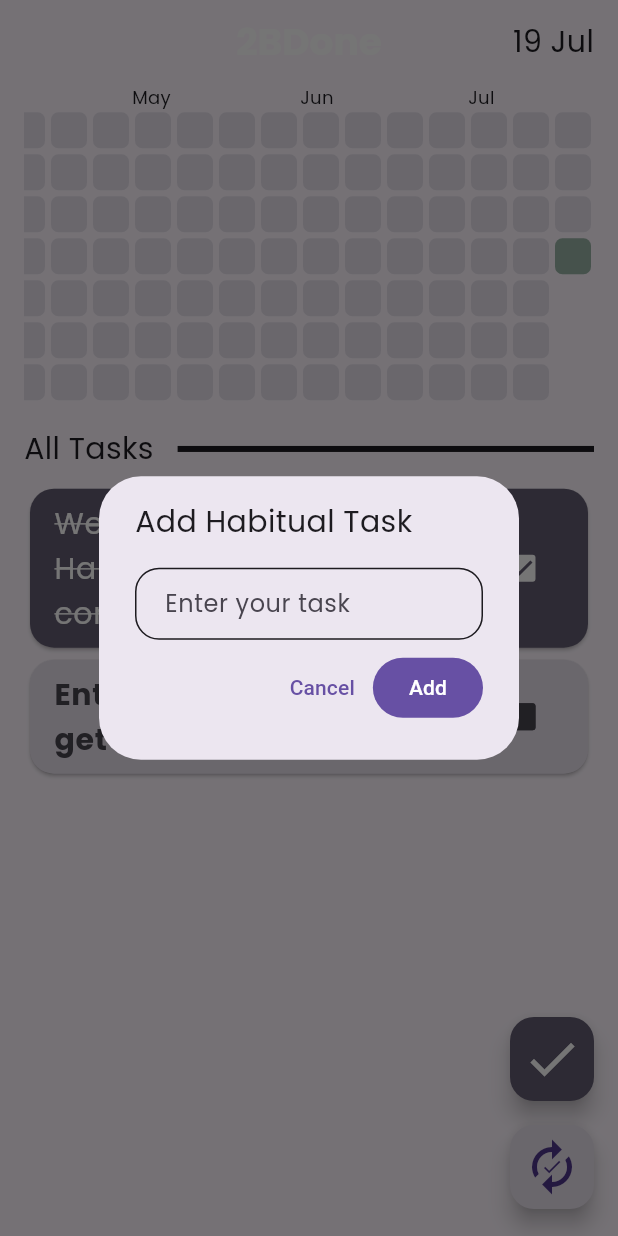
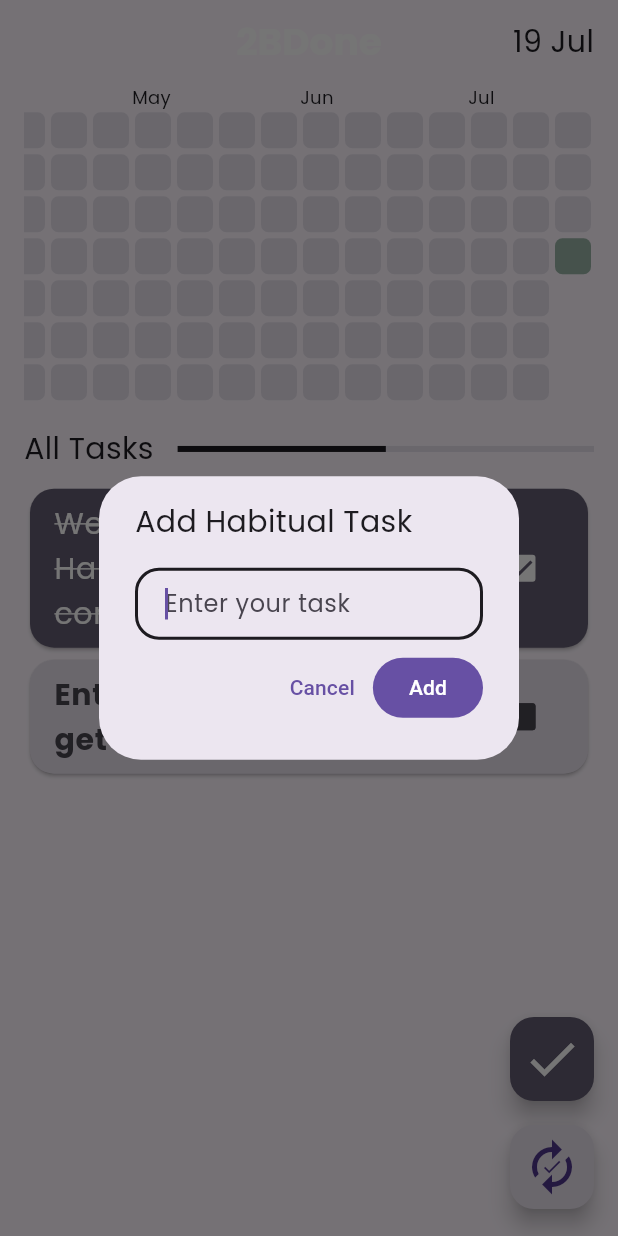
Before and after one commit to srksifat-dev/habitask, a Flutter app: the screen it shows after launch, after a tap on the "autorenew" icon, on a phone screen of 412 x 824 dp. Run offline on Flutter 3.47's test engine with Material 2 defaults, Android fonts, the phone set to English and light mode, and no system bars; drawn by our look-alikes of dynamic_color, flutter_heatmap_calendar, flutter_slidable; our stand-ins replace date_format, get_storage, go_router, google_fonts, isar; accounts and stored records are empty; generated files the repository leaves out were written again.

Commit message:
User Experience Updated

```diff
--- a/lib/common/app_textfield.dart
+++ b/lib/common/app_textfield.dart
@@ -14,6 +14,7 @@ class AppTextField extends StatelessWidget {
     this.autoFocus = false,
     this.validator,
     this.onChanged,
+    this.onSubmitted,
   });
   final TextEditingController controller;
   final FocusNode? focusNode;
@@ -25,6 +26,7 @@ class AppTextField extends StatelessWidget {
   bool autoFocus;
   String? Function(String?)? validator;
   void Function(String)? onChanged;
+  void Function(String)? onSubmitted;
 
   @override
   Widget build(BuildContext context) {
@@ -70,6 +72,7 @@ class AppTextField extends StatelessWidget {
         readOnly: readOnly,
         keyboardType: textInputType,
         textCapitalization: textCapitalization,
+        onFieldSubmitted: onSubmitted,
       ),
     );
   }
--- a/lib/features/home/screens/home_screen.dart
+++ b/lib/features/home/screens/home_screen.dart
@@ -25,7 +25,8 @@ class _HomeScreenState extends State<HomeScreen> {
 
   List<Task> allTasks = [];
   List<Task> completedTasks = [];
-  double percent = 0;
+  int percent = 0;
+  double percentForIndicator = 0.0;
 
   bool isFabVisible = true;
 
@@ -121,7 +122,6 @@ class _HomeScreenState extends State<HomeScreen> {
                           showColorTip: false,
                           colorMode: ColorMode.color,
                           textColor: Theme.of(context).colorScheme.onBackground,
-
                           datasets: resultList,
                           defaultColor:
                               Theme.of(context).colorScheme.surfaceVariant,
@@ -193,27 +193,31 @@ class _HomeScreenState extends State<HomeScreen> {
                       allTasks = snapshot.hasData ? snapshot.data! : [];
                       completedTasks = snapshot.hasData
                           ? allTasks
-                              .where(
-                                  (element) => element.isComplete == true)
+                              .where((element) => element.isComplete == true)
                               .toList()
                           : [];
+                      percentForIndicator = snapshot.hasData
+                          ? completedTasks.length / allTasks.length
+                          : 0.0;
                       percent = snapshot.hasData
-                          ? (completedTasks.length * 10) / allTasks.length
-                          : 0.0;
+                          ? (completedTasks.length * 10) ~/ allTasks.length
+                          : 0;
                       if (snapshot.hasData) {
                         isarService.updateTaskData(
-                            FormateDateTime.onlyDate(
-                                dateTime: DateTime.now()),
-                            percent.toInt());
+                            FormateDateTime.onlyDate(dateTime: DateTime.now()),
+                            percent);
                       }
                       return snapshot.hasData
                           ? Expanded(
-                            child: LinearProgressIndicator(
-                              backgroundColor: Theme.of(context).colorScheme.surfaceVariant,
-                              color: Theme.of(context).colorScheme.onBackground,
-                              value: percent,
-                            ),
-                          )
+                              child: LinearProgressIndicator(
+                                backgroundColor: Theme.of(context)
+                                    .colorScheme
+                                    .surfaceVariant,
+                                color:
+                                    Theme.of(context).colorScheme.onBackground,
+                                value: percentForIndicator,
+                              ),
+                            )
                           : Container();
                     })
               ],
@@ -277,7 +281,11 @@ class _HomeScreenState extends State<HomeScreen> {
                                           ),
                                           SlidableAction(
                                             onPressed: (context) {
-                                              isarService.deleteTask(task.id, FormateDateTime.onlyDate(dateTime: DateTime.now()));
+                                              isarService.deleteTask(
+                                                  task.id,
+                                                  FormateDateTime.onlyDate(
+                                                      dateTime:
+                                                          DateTime.now()));
                                             },
                                             backgroundColor: Theme.of(context)
                                                 .colorScheme
```
Also changed, not shown: lib/features/home/components/add_daily_task.dart (+19 -19 lines), lib/features/home/components/add_habitual_task.dart (+20 -35 lines).
